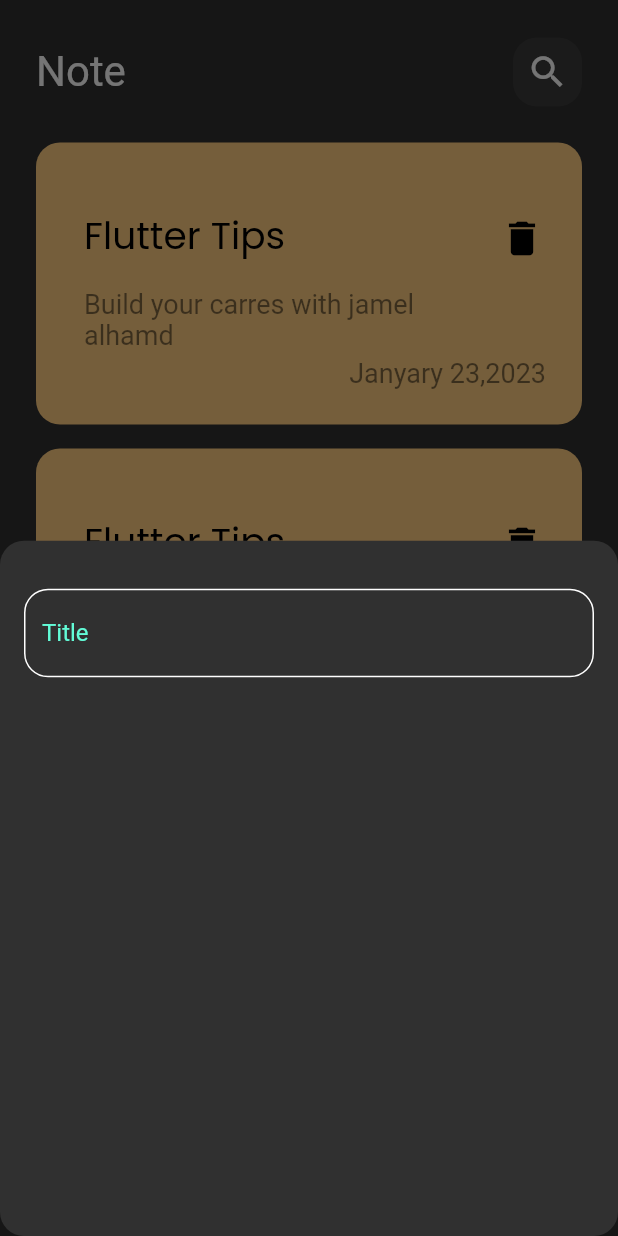
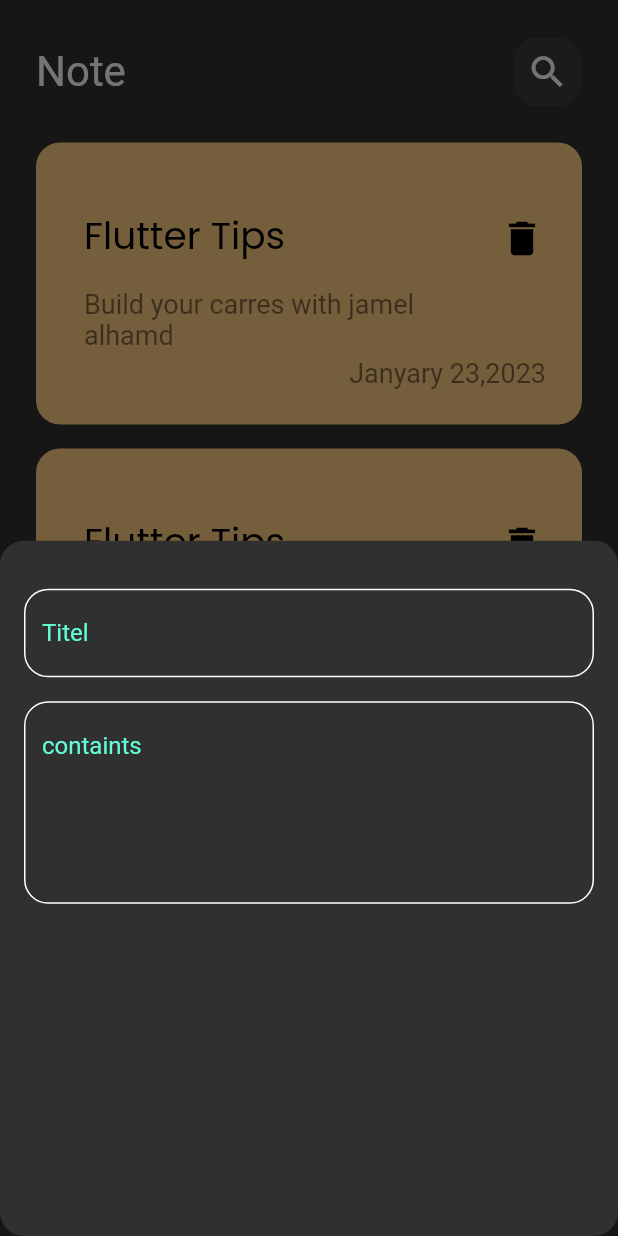
Before and after one commit to jamelalhamd/notes-app, a Flutter app: the screen it shows after launch, after a tap on the "add" icon, on a phone screen of 412 x 824 dp. Run offline on Flutter 3.47's test engine with Material 2 defaults, Android fonts, the phone set to English and light mode, and no system bars; Roboto replaces fonts that are missing (ssets/fonts/Poppins-Regular.ttf).

Commit message:
add textfield container to bottomsheet

```diff
--- a/lib/Widget/resublewidget.dart
+++ b/lib/Widget/resublewidget.dart
@@ -118,10 +118,12 @@
      return  Container(
        child: Padding(
          padding: const EdgeInsets.symmetric(horizontal: 16),
-         child: Column(
+         child:   Column(
            children: [
              SizedBox(height: 32),
-             Customtextfield(),
+             Customtextfield(hintext: "Titel"),
+             SizedBox(height: 16),
+             Customtextfield(hintext: "containts",maxline: 5),
            ],
          ),
        ),
@@ -132,7 +134,14 @@
  }
 
  class Customtextfield extends StatelessWidget {
-   const Customtextfield({super.key});
+
+
+
+    const Customtextfield({super.key,required this.hintext, this.maxline=1});
+
+  final String hintext;
+   final int maxline;
+
 
    @override
    Widget build(BuildContext context) {
@@ -140,11 +149,12 @@
      return TextField(
 
        cursorColor:Kprimarycolor,
+       maxLines: maxline,
 
 
        decoration: InputDecoration(
 
-         hintText: "Title",
+         hintText: hintext,
          hintStyle: TextStyle(color: Kprimarycolor),
 
          border: buildOutlineInputBorderCustomer(
```
